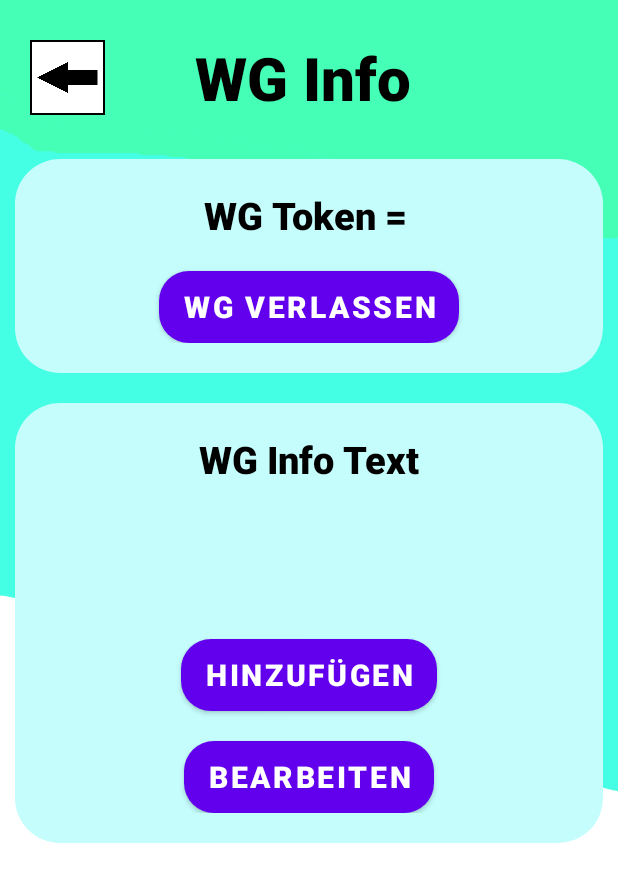
After one commit to Yannick12365/EMA-Projekt, an Android app: the WGInfoActivity screen opened directly, with no data from a screen before it, on a phone screen of 412 x 824 dp. The commit adds this screen. Shown: the top 882 px of the screen. Run offline under Robolectric (Android 15) with nearby library versions, the phone set to English and light mode, and no system bars.

Commit message:
remove Schuldenradar add WGinfo

```diff
--- a/app/src/main/java/com/example/ema_projekt/kalender/KalenderActivity.kt
+++ b/app/src/main/java/com/example/ema_projekt/kalender/KalenderActivity.kt
@@ -48,7 +48,7 @@ class KalenderActivity : AppCompatActivity() {
         AppCompatDelegate.setDefaultNightMode(AppCompatDelegate.MODE_NIGHT_NO)
         setContentView(R.layout.activity_kalender)
 
-        zurueck = findViewById(R.id.imageButton_einkauf_zurueck)
+        zurueck = findViewById(R.id.imageButton_kalender_zurueck)
         eintragErstellen = findViewById(R.id.button_erstellen)
         gridLayout = findViewById(R.id.dayGrid)
         textViewMonth = findViewById(R.id.textViewShowMonth)
--- /dev/null
+++ b/app/src/main/java/com/example/ema_projekt/wginfo/WGInfoActivity.kt
@@ -0,0 +1,94 @@
+package com.example.ema_projekt.wginfo
+
+import android.app.Dialog
+import android.content.Intent
+import android.graphics.Color
+import android.graphics.drawable.ColorDrawable
+import android.os.Bundle
+import android.widget.Button
+import android.widget.EditText
+import android.widget.ImageButton
+import android.widget.TextView
+import androidx.appcompat.app.AppCompatActivity
+import com.example.ema_projekt.MainActivity
+import com.example.ema_projekt.R
+import com.example.ema_projekt.wgplaner.LoginData
+import com.example.ema_projekt.wgplaner.LoginDataSettingsJSON
+import org.json.JSONObject
+
+
+class WGInfoActivity : AppCompatActivity() {
+    private lateinit var zurueck: ImageButton
+    private lateinit var textViewToken:TextView
+    private lateinit var wgverlassenButton:Button
+    private lateinit var textViewwginfo:TextView
+    private lateinit var buttonhinzufuegen:Button
+    private lateinit var buttonbearbeiten:Button
+
+    override fun onCreate(savedInstanceState: Bundle?) {
+        super.onCreate(savedInstanceState)
+        setContentView(R.layout.activity_wginfo)
+
+        zurueck = findViewById(R.id.imageButton_wginfo_zurueck)
+        textViewToken = findViewById(R.id.textView_wgtoken)
+        wgverlassenButton = findViewById(R.id.button_wgverlassen)
+        textViewwginfo = findViewById(R.id.textView_wginfotext)
+        buttonhinzufuegen = findViewById(R.id.button_hinzufuegen)
+        buttonbearbeiten = findViewById(R.id.button_bearbeiten)
+
+        zurueck.setOnClickListener {
+            zurueck.setBackgroundResource(R.drawable.zurueckklick)
+            this.finish()
+        }
+
+        textViewToken.text = "WG Token = " + LoginDataSettingsJSON().readLoginDataJSON(applicationContext).wgToken
+
+        textViewwginfo.text = WGInfoJSON().readJSON(applicationContext)
+
+        wgverlassenButton.setOnClickListener {
+            LoginDataSettingsJSON().writeLoginDataJSON(LoginData("", ""), applicationContext)
+
+            val intent = Intent(applicationContext, MainActivity::class.java)
+            intent.flags = Intent.FLAG_ACTIVITY_CLEAR_TOP
+            startActivity(intent)
+        }
+
+        buttonbearbeiten.setOnClickListener {
+            wgInfoPopUp(textViewwginfo.text.toString())
+        }
+
+        buttonhinzufuegen.setOnClickListener {
+            wgInfoPopUp("")
+        }
+    }
+
+    private fun wgInfoPopUp(text:String){
+        val popup = Dialog(this)
+
+        popup.setContentView(R.layout.popup_wg_info_text)
+        popup.window?.setBackgroundDrawable(ColorDrawable(Color.TRANSPARENT))
+
+        val zurueckpopup:ImageButton = popup.findViewById(R.id.imageButton_wginfo_text_zurueck)
+        val editText:EditText = popup.findViewById(R.id.editText_wginfotext)
+        val bestaetigen:Button = popup.findViewById(R.id.button_wginfotext_bestaetigen)
+        val abbrechen:Button = popup.findViewById(R.id.button_wginfotext_abbrechen)
+
+        editText.setText(text)
+
+        zurueckpopup.setOnClickListener {
+            popup.dismiss()
+        }
+
+        abbrechen.setOnClickListener {
+            popup.dismiss()
+        }
+
+        bestaetigen.setOnClickListener {
+            textViewwginfo.text = editText.text
+            WGInfoJSON().writeJSON(editText.text.toString(),applicationContext)
+            popup.dismiss()
+        }
+
+        popup.show()
+    }
+}
--- /dev/null
+++ b/app/src/main/java/com/example/ema_projekt/wginfo/WGInfoJSON.kt
@@ -0,0 +1,45 @@
+package com.example.ema_projekt.wginfo
+
+import android.content.Context
+import com.example.ema_projekt.wgplaner.LoginData
+import com.example.ema_projekt.wgplaner.LoginDataSettingsJSON
+import org.json.JSONObject
+import java.io.*
+
+class WGInfoJSON {
+    fun writeJSON(text:String, context: Context) {
+        val objJson = JSONObject()
+        val loginData = LoginDataSettingsJSON().readLoginDataJSON(context)
+
+        objJson.put("wgName", loginData.wgName)
+        objJson.put("wgToken", loginData.wgToken)
+        objJson.put("wgInfo",text)
+
+        val file = FileWriter("/data/data/" + context.packageName + "/" + "settings.json")
+
+        file.write(objJson.toString())
+        file.flush()
+        file.close()
+    }
+
+    fun readJSON(context: Context): String {
+        val file = File("/data/data/" + context.packageName + "/" + "settings.json")
+        try {
+            val fileReader = FileReader(file)
+            val bufferedReader = BufferedReader(fileReader)
+            val stringBuilder = StringBuilder()
+            var line = bufferedReader.readLine()
+
+            while (line != null) {
+                stringBuilder.append(line).append("\n")
+                line = bufferedReader.readLine()
+            }
+            bufferedReader.close()
+            val obj = JSONObject(stringBuilder.toString())
+
+            return obj.getString("wgInfo")
+        } catch (e: FileNotFoundException) {
+            return ""
+        }
+    }
+}
--- a/app/src/main/res/layout/activity_einkaufsliste.xml
+++ b/app/src/main/res/layout/activity_einkaufsliste.xml
@@ -83,10 +83,10 @@
                         android:layout_marginStart="5dp"
                         android:layout_marginEnd="5dp"
                         android:ems="10"
-                        android:fontFamily="sans-serif-black"
+                        android:fontFamily="sans-serif"
                         android:hint="@string/einkaufsliste_editText_hint"
                         android:inputType="text"
-                        android:maxLength="15"
+                        android:maxLength="20"
                         android:minHeight="48dp"
                         android:textSize="25sp"
                         app:layout_constraintEnd_toEndOf="parent"
--- a/app/src/main/res/layout/activity_kalender.xml
+++ b/app/src/main/res/layout/activity_kalender.xml
@@ -25,7 +25,7 @@
             android:orientation="horizontal">
 
             <ImageButton
-                android:id="@+id/imageButton_einkauf_zurueck"
+                android:id="@+id/imageButton_kalender_zurueck"
                 android:layout_marginEnd="60dp"
                 android:layout_width="50dp"
                 android:layout_height="50dp"
--- /dev/null
+++ b/app/src/main/res/layout/activity_wginfo.xml
@@ -0,0 +1,180 @@
+<?xml version="1.0" encoding="utf-8"?>
+<androidx.constraintlayout.widget.ConstraintLayout xmlns:android="http://schemas.android.com/apk/res/android"
+    xmlns:app="http://schemas.android.com/apk/res-auto"
+    xmlns:tools="http://schemas.android.com/tools"
+    android:layout_width="match_parent"
+    android:layout_height="match_parent"
+    android:background="@drawable/standarthintergrund"
+    tools:context=".wginfo.WGInfoActivity">
+
+    <androidx.constraintlayout.widget.ConstraintLayout
+        android:id="@+id/constraintLayout"
+        android:layout_width="match_parent"
+        android:layout_height="103dp"
+        app:layout_constraintEnd_toEndOf="parent"
+        app:layout_constraintHorizontal_bias="1.0"
+        app:layout_constraintStart_toStartOf="parent"
+        app:layout_constraintTop_toTopOf="parent">
+
+        <LinearLayout
+            android:layout_width="match_parent"
+            android:layout_height="match_parent"
+            android:layout_marginStart="20dp"
+            android:gravity="center_vertical"
+            android:orientation="horizontal">
+
+            <ImageButton
+                android:id="@+id/imageButton_wginfo_zurueck"
+                android:layout_width="50dp"
+                android:layout_height="50dp"
+                android:layout_marginEnd="60dp"
+                android:background="@drawable/zurueck"
+                tools:ignore="SpeakableTextPresentCheck,TouchTargetSizeCheck" />
+
+            <TextView
+                android:id="@+id/textView"
+                android:layout_width="wrap_content"
+                android:layout_height="wrap_content"
+                android:fontFamily="sans-serif-black"
+                android:text="@string/wg_info"
+                android:textColor="@color/black"
+                android:textSize="40sp"
+                android:textStyle="bold" />
+        </LinearLayout>
+    </androidx.constraintlayout.widget.ConstraintLayout>
+
+    <androidx.constraintlayout.widget.ConstraintLayout
+        android:id="@+id/constraintLayout2"
+        android:layout_width="match_parent"
+        android:layout_height="match_parent"
+        android:layout_marginTop="96dp"
+        app:layout_constraintBottom_toBottomOf="parent"
+        app:layout_constraintEnd_toEndOf="parent"
+        app:layout_constraintStart_toStartOf="parent"
+        app:layout_constraintTop_toTopOf="@+id/constraintLayout">
+
+        <ScrollView
+            android:layout_width="match_parent"
+            android:layout_height="match_parent"
+            app:layout_constraintBottom_toBottomOf="parent"
+            app:layout_constraintEnd_toEndOf="parent"
+            app:layout_constraintStart_toStartOf="parent"
+            app:layout_constraintTop_toTopOf="parent"
+            tools:ignore="SpeakableTextPresentCheck">
+
+        </ScrollView>
+
+        <LinearLayout
+            android:layout_width="match_parent"
+            android:layout_height="match_parent"
+            android:orientation="vertical">
+
+            <androidx.constraintlayout.widget.ConstraintLayout
+                android:layout_width="match_parent"
+                android:layout_height="wrap_content">
+
+                <LinearLayout
+                    android:layout_width="match_parent"
+                    android:layout_height="wrap_content"
+                    android:layout_margin="10dp"
+                    android:background="@drawable/standart_item_background"
+                    android:orientation="vertical"
+                    android:paddingBottom="20dp"
+                    app:layout_constraintBottom_toBottomOf="parent"
+                    app:layout_constraintEnd_toEndOf="parent"
+                    app:layout_constraintStart_toStartOf="parent"
+                    app:layout_constraintTop_toTopOf="parent">
+
+                    <TextView
+                        android:id="@+id/textView_wgtoken"
+                        android:layout_width="match_parent"
+                        android:layout_height="wrap_content"
+                        android:layout_gravity="center"
+                        android:layout_marginTop="20dp"
+                        android:fontFamily="sans-serif-black"
+                        android:text=""
+                        android:textAlignment="center"
+                        android:textColor="@color/black"
+                        android:textSize="25sp" />
+
+                    <Button
+                        android:id="@+id/button_wgverlassen"
+                        android:layout_width="wrap_content"
+                        android:layout_height="wrap_content"
+                        android:layout_gravity="center"
+                        android:layout_marginTop="20dp"
+                        android:background="@drawable/standart_button_background"
+                        android:fontFamily="sans-serif-black"
+                        android:text="@string/wg_info_verlassen"
+                        android:textSize="20sp" />
+                </LinearLayout>
+
+            </androidx.constraintlayout.widget.ConstraintLayout>
+
+            <androidx.constraintlayout.widget.ConstraintLayout
+                android:layout_width="match_parent"
+                android:layout_height="wrap_content">
+
+                <LinearLayout
+                    android:layout_width="match_parent"
+                    android:layout_height="match_parent"
+                    android:layout_margin="10dp"
+                    android:background="@drawable/standart_item_background"
+                    android:orientation="vertical"
+                    android:paddingBottom="20dp"
+                    app:layout_constraintBottom_toBottomOf="parent"
+                    app:layout_constraintEnd_toEndOf="parent"
+                    app:layout_constraintStart_toStartOf="parent"
+                    app:layout_constraintTop_toTopOf="parent">
+
+                    <TextView
+                        android:id="@+id/textView7"
+                        android:layout_width="match_parent"
+                        android:layout_height="wrap_content"
+                        android:layout_gravity="center"
+                        android:layout_marginTop="20dp"
+                        android:fontFamily="sans-serif-black"
+                        android:text="@string/wg_info_text"
+                        android:textAlignment="center"
+                        android:textColor="@color/black"
+                        android:textSize="25sp" />
+
+                    <TextView
+                        android:id="@+id/textView_wginfotext"
+                        android:layout_marginBottom="50dp"
+                        android:layout_width="match_parent"
+                        android:layout_height="wrap_content"
+                        android:layout_gravity="center"
+                        android:layout_marginTop="5dp"
+                        android:fontFamily="sans-serif"
+                        android:text=""
+                        android:textColor="@color/black"
+                        android:textSize="20sp" />
+
+                    <Button
+                        android:id="@+id/button_hinzufuegen"
+                        android:layout_width="wrap_content"
+                        android:layout_height="wrap_content"
+                        android:layout_gravity="center"
+                        android:layout_marginTop="20dp"
+                        android:background="@drawable/standart_button_background"
+                        android:fontFamily="sans-serif-black"
+                        android:text="@string/hinzufuegen"
+                        android:textSize="20sp"  />
+
+                    <Button
+                        android:id="@+id/button_bearbeiten"
+                        android:layout_width="wrap_content"
+                        android:layout_height="wrap_content"
+                        android:layout_gravity="center"
+                        android:layout_marginTop="20dp"
+                        android:background="@drawable/standart_button_background"
+                        android:fontFamily="sans-serif-black"
+                        android:text="@string/bearbeiten"
+                        android:textSize="20sp"  />
+
+                </LinearLayout>
+            </androidx.constraintlayout.widget.ConstraintLayout>
+        </LinearLayout>
+    </androidx.constraintlayout.widget.ConstraintLayout>
+</androidx.constraintlayout.widget.ConstraintLayout>
--- a/app/src/main/res/values/strings.xml
+++ b/app/src/main/res/values/strings.xml
@@ -3,6 +3,8 @@
     <string name="abbrechen">Abbrechen</string>
     <string name="bestaetigen">Bestätigen</string>
     <string name="loeschen">Löschen</string>
+    <string name="hinzufuegen">Hinzufügen</string>
+    <string name="bearbeiten">Bearbeiten</string>
 
     <string name="einkaufsliste">Einkaufsliste</string>
     <string name="einkaufsliste_editText_hint">Einkauf Produkt</string>
@@ -27,4 +29,8 @@
     <string name="main_einloggen">Einloggen</string>
     <string name="main_wgerstellen_text">Noch keine WG erstellt ?</string>
     <string name="main_wgerstellen">WG Erstellen</string>
+
+    <string name="wg_info">WG Info</string>
+    <string name="wg_info_verlassen">WG verlassen</string>
+    <string name="wg_info_text">WG Info Text</string>
 </resources>
```
Also changed, not shown: app/src/main/AndroidManifest.xml (+16 -16 lines), app/src/main/java/com/example/ema_projekt/schuldenradar/Schuldenradar.kt (deleted, +0 -12 lines), app/src/main/java/com/example/ema_projekt/wgplaner/LoginData.kt (+1 -12 lines), app/src/main/java/com/example/ema_projekt/wgplaner/WGPlanerActivity.kt (+7 -14 lines), app/src/main/res/layout/activity_schuldenradar.xml (deleted, +0 -31 lines), app/src/main/res/layout/activity_wgplaner.xml (+6 -20 lines), app/src/main/res/layout/popup_wg_info_text.xml (added, +154 -0 lines), app/src/main/res/drawable/schuldenradar.png (deleted), app/src/main/res/drawable/schuldenradarklick.png (deleted), app/src/main/res/drawable/wginfo.png (added), app/src/main/res/drawable/wginfoklick.png (added).
